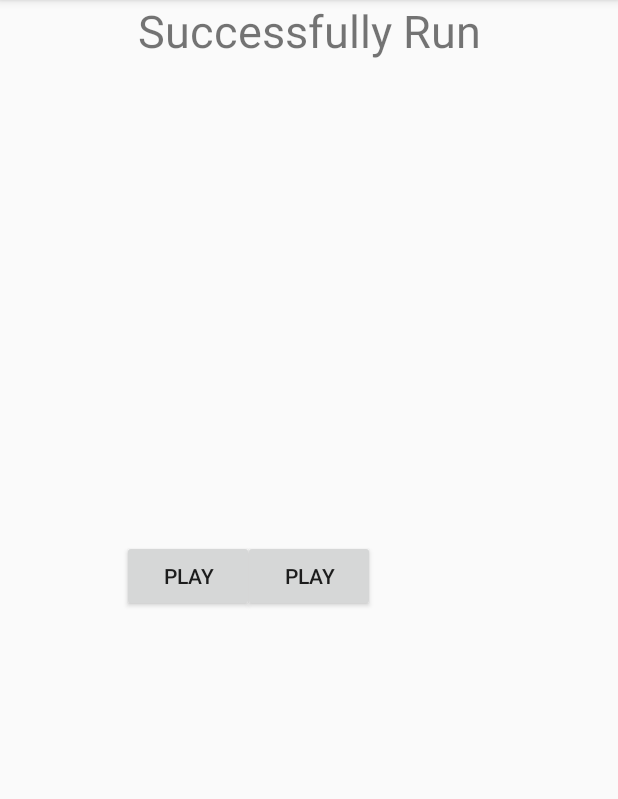
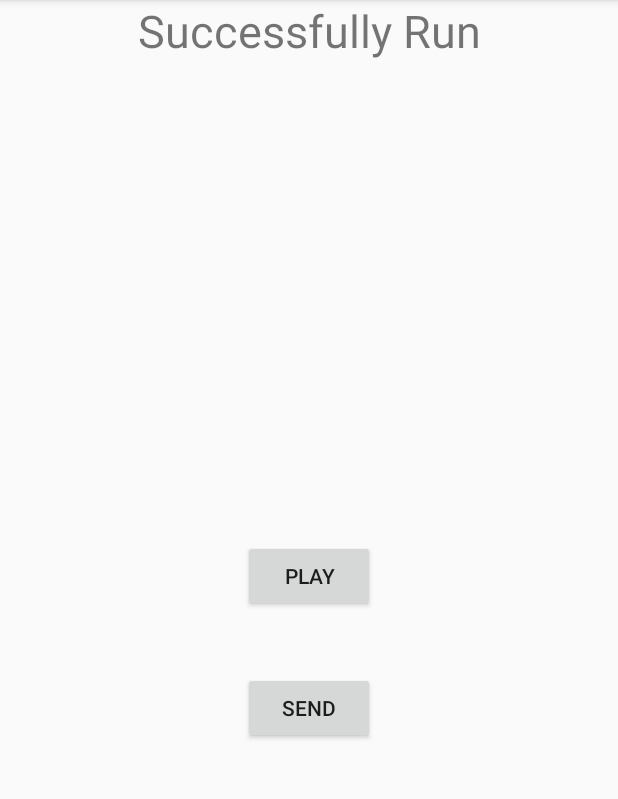
Before and after one commit to monjur3069/Push-Notificaiton, an Android app: the screen it shows after launch (MainActivity), on a phone screen of 412 x 824 dp, the part 84-883 px from its top. Run offline under Robolectric (Android 15) with nearby library versions, the phone set to English and light mode, and no system bars.

Commit message:
redesign xml

```diff
--- a/PushNotification/app/src/main/res/layout/activity_main.xml
+++ b/PushNotification/app/src/main/res/layout/activity_main.xml
@@ -34,16 +34,13 @@
         android:id="@+id/button1"
         android:layout_width="wrap_content"
         android:layout_height="wrap_content"
-        android:text="Play"
-        tools:layout_editor_absoluteX="155dp"
-        tools:layout_editor_absoluteY="402dp"
+        android:text="Send"
+        app:layout_constraintBottom_toBottomOf="parent"
+        app:layout_constraintEnd_toEndOf="@+id/button"
+        app:layout_constraintHorizontal_bias="1.0"
         app:layout_constraintStart_toStartOf="parent"
-        app:layout_constraintEnd_toEndOf="@+id/button"
         app:layout_constraintTop_toTopOf="parent"
-        app:layout_constraintBottom_toBottomOf="parent"
-        />
-
-
+        app:layout_constraintVertical_bias="0.622" />
 
 
 </androidx.constraintlayout.widget.ConstraintLayout>
```
